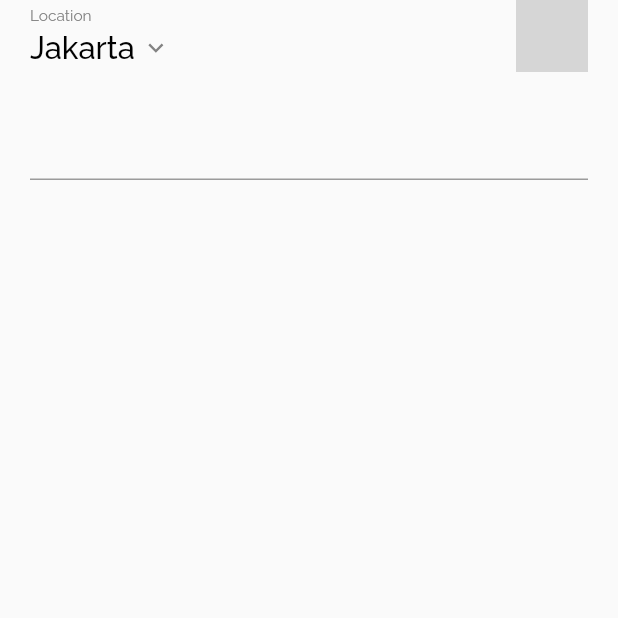
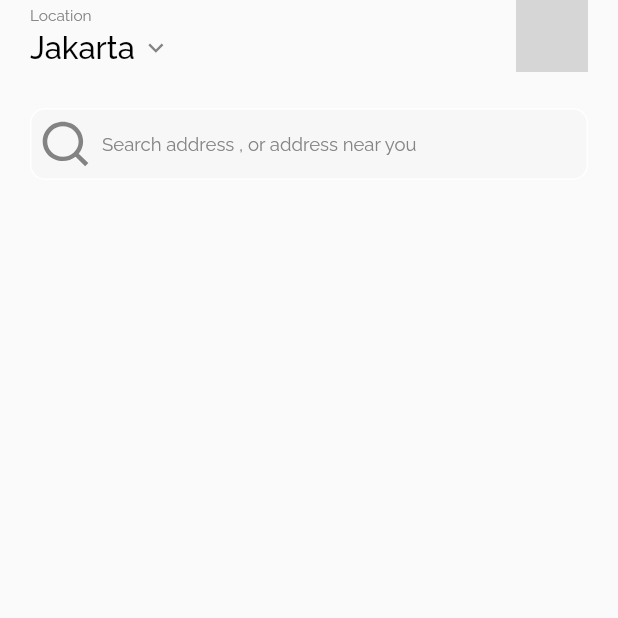
Before and after one commit to Decode749/home_rent_app, a Flutter app: the HomePage screen opened directly, on a phone screen of 412 x 824 dp, the top half of it. Run offline on Flutter 3.47's test engine with Material 2 defaults, Android fonts, the phone set to English and light mode, and no system bars; our stand-ins replace flutter_svg, google_fonts; statements that could not run were skipped; grey boxes are pictures that could not be loaded.

Commit message:
29 may , day started

```diff
--- a/lib/page/home_page.dart
+++ b/lib/page/home_page.dart
@@ -77,6 +77,25 @@ class _HomePageState extends State<HomePage> {
                         color: kBlack,
                         fontSize: SizeConfig.blockSizeHorizontal!*3,
                       ),
+                      controller: TextEditingController(),
+                      decoration: InputDecoration(
+                        contentPadding: const EdgeInsets.symmetric(
+                          horizontal: kPadding16,
+                        ),
+                        prefixIcon: SvgPicture.asset('assets/icon_search.svg'),
+                        hintText: 'Search address , or address near you',
+                        border: kInputBorder,
+                        errorBorder: kInputBorder,
+                        disabledBorder: kInputBorder,
+                        focusedBorder: kInputBorder,
+                        enabledBorder: kInputBorder,
+                        hintStyle: kRalewayRegular.copyWith(
+                          color: kGrey85,
+                          fontSize: SizeConfig.blockSizeHorizontal!*3,
+                        ),
+                        filled: true,
+                        fillColor: kWhiteF7,
+                      ),
                     )
                     )
                     ],
```
Also changed, not shown: assets/icon_search.svg (added).
